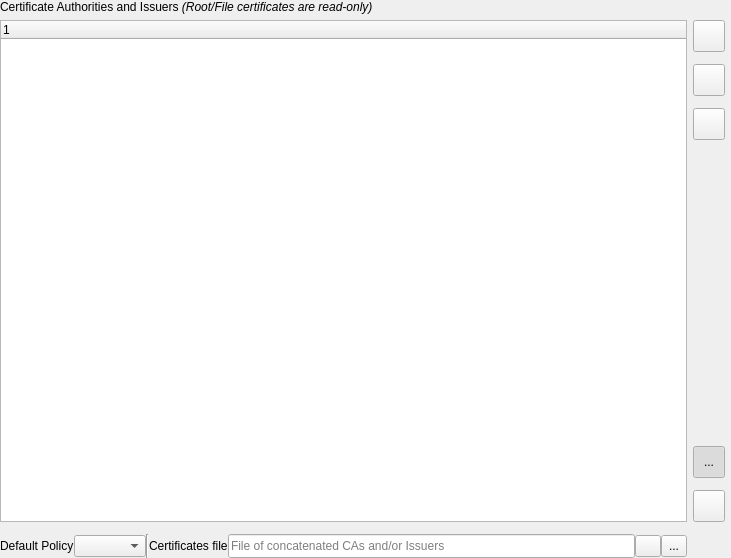
This is src/ui/qgsauthenticationauthoritieseditor.ui in dakcarto/QGIS-Auth as Qt 5 draws it before an edit. The edited form follows.
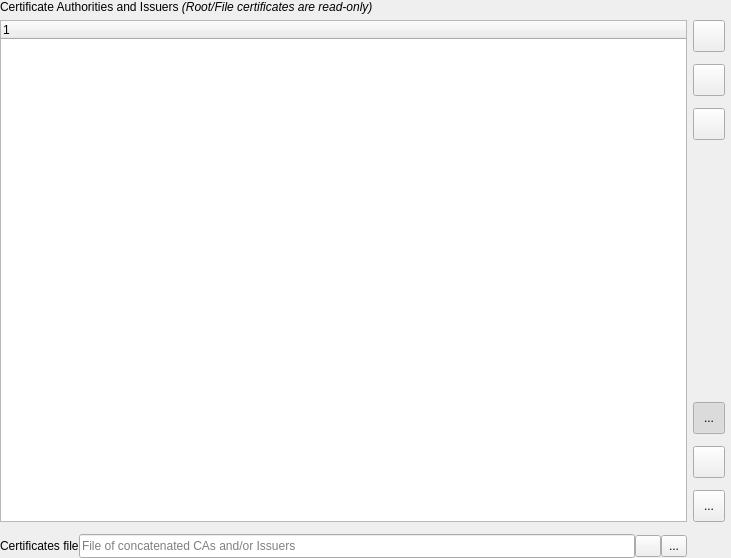
This is the edited form. Icons and pictures are not drawn. Custom widgets are drawn as their Qt base class.

Commit message:
Add cert authority dialog utilities menu button
- Move editing default trust policy to utilities menu
- Add warning about changing the trust policy to 'untrusted'

Diff of the .ui file:
```diff
--- a/src/ui/qgsauthenticationauthoritieseditor.ui
+++ b/src/ui/qgsauthenticationauthoritieseditor.ui
@@ -52,23 +52,6 @@
      </item>
      <item row="2" column="0">
       <layout class="QHBoxLayout" name="horizontalLayout">
-       <item>
-        <widget class="QLabel" name="label">
-         <property name="text">
-          <string>Default Policy</string>
-         </property>
-        </widget>
-       </item>
-       <item>
-        <widget class="QComboBox" name="cmbDefaultTrustPolicy"/>
-       </item>
-       <item>
-        <widget class="Line" name="line">
-         <property name="orientation">
-          <enum>Qt::Vertical</enum>
-         </property>
-        </widget>
-       </item>
        <item>
         <widget class="QLabel" name="lblCaFile">
          <property name="text">
@@ -309,6 +292,32 @@
          </property>
         </widget>
        </item>
+       <item>
+        <widget class="QToolButton" name="btnUtilities">
+         <property name="minimumSize">
+          <size>
+           <width>32</width>
+           <height>32</height>
+          </size>
+         </property>
+         <property name="text">
+          <string>...</string>
+         </property>
+         <property name="icon">
+          <iconset resource="../../images/images.qrc">
+           <normaloff>:/images/themes/default/propertyicons/settings.svg</normaloff>:/images/themes/default/propertyicons/settings.svg</iconset>
+         </property>
+         <property name="iconSize">
+          <size>
+           <width>20</width>
+           <height>20</height>
+          </size>
+         </property>
+         <property name="popupMode">
+          <enum>QToolButton::InstantPopup</enum>
+         </property>
+        </widget>
+       </item>
       </layout>
      </item>
      <item row="0" column="0">
```
The commit also changes 3 other files.
